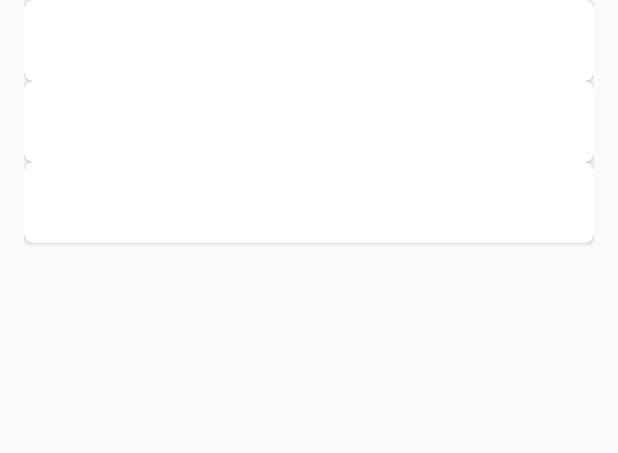
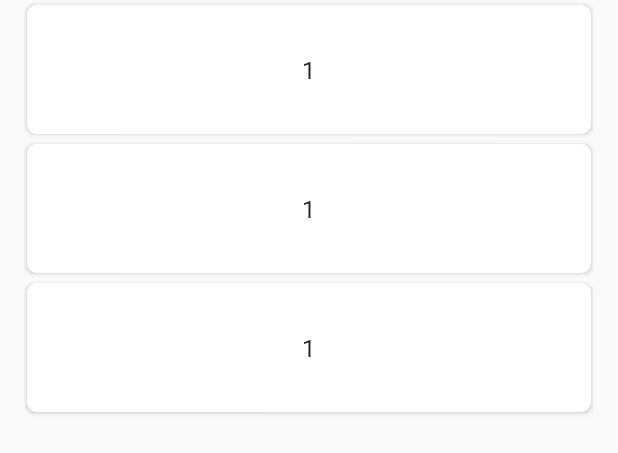
Before and after one commit to MrLyp/FlashBoard, an Android app: the layout fragment_board.xml on its own in the app's theme, with its tools: preview values and no code run, on a phone screen of 412 x 824 dp. Shown: the top 453 px of the screen. Run offline under Robolectric (Android 15) with nearby library versions, the phone set to English and light mode, and no system bars.

Commit message:
修改board list布局

```diff
--- a/app/src/main/java/com/robbie/flashboard/board/BoardRecyclerViewAdapter.kt
+++ b/app/src/main/java/com/robbie/flashboard/board/BoardRecyclerViewAdapter.kt
@@ -10,7 +10,7 @@ import com.robbie.flashboard.R
 
 import com.robbie.flashboard.board.dummy.DummyContent.DummyItem
 
-import kotlinx.android.synthetic.main.fragment_item.view.*
+import kotlinx.android.synthetic.main.item_board_list.view.*
 
 class BoardRecyclerViewAdapter(
         private val mValues: List<DummyItem>)
@@ -26,13 +26,12 @@ class BoardRecyclerViewAdapter(
 
     override fun onCreateViewHolder(parent: ViewGroup, viewType: Int): ViewHolder {
         val view = LayoutInflater.from(parent.context)
-                .inflate(R.layout.fragment_item, parent, false)
+                .inflate(R.layout.item_board_list, parent, false)
         return ViewHolder(view)
     }
 
     override fun onBindViewHolder(holder: ViewHolder, position: Int) {
         val item = mValues[position]
-        holder.mIdView.text = item.id
         holder.mContentView.text = item.content
 
         with(holder.mView) {
@@ -44,8 +43,7 @@ class BoardRecyclerViewAdapter(
     override fun getItemCount(): Int = mValues.size
 
     inner class ViewHolder(val mView: View) : RecyclerView.ViewHolder(mView) {
-        val mIdView: TextView = mView.item_number
-        val mContentView: TextView = mView.content
+        val mContentView: TextView = mView.tv_content
 
         override fun toString(): String {
             return super.toString() + " '" + mContentView.text + "'"
--- /dev/null
+++ b/app/src/main/res/drawable/lift_on_touch.xml
@@ -0,0 +1,24 @@
+<?xml version="1.0" encoding="utf-8"?>
+<!-- animate the translationZ property of a view when pressed -->
+<selector xmlns:android="http://schemas.android.com/apk/res/android">
+    <item
+        android:state_enabled="true"
+        android:state_pressed="true">
+        <set>
+            <objectAnimator
+                android:duration="@android:integer/config_shortAnimTime"
+                android:propertyName="translationZ"
+                android:valueTo="6dp"
+                android:valueType="floatType"/>
+        </set>
+    </item>
+    <item>
+        <set>
+            <objectAnimator
+                android:duration="@android:integer/config_shortAnimTime"
+                android:propertyName="translationZ"
+                android:valueTo="0"
+                android:valueType="floatType"/>
+        </set>
+    </item>
+</selector>
--- a/app/src/main/res/layout/fragment_board.xml
+++ b/app/src/main/res/layout/fragment_board.xml
@@ -10,4 +10,4 @@
     android:layout_marginRight="16dp"
     app:layoutManager="android.support.v7.widget.LinearLayoutManager"
     tools:context=".board.BoardFragment"
-    tools:listitem="@layout/fragment_item" />
+    tools:listitem="@layout/item_board_list" />
--- a/app/src/main/res/layout/fragment_item.xml
+++ /dev/null
@@ -1,22 +0,0 @@
-<?xml version="1.0" encoding="utf-8"?>
-<android.support.v7.widget.CardView xmlns:android="http://schemas.android.com/apk/res/android"
-    xmlns:app="http://schemas.android.com/apk/res-auto"
-    android:layout_width="match_parent"
-    android:layout_height="wrap_content"
-    android:orientation="horizontal"
-    app:cardCornerRadius="6dp">
-
-    <TextView
-        android:id="@+id/item_number"
-        android:layout_width="wrap_content"
-        android:layout_height="wrap_content"
-        android:layout_margin="@dimen/text_margin"
-        android:textAppearance="?attr/textAppearanceListItem" />
-
-    <TextView
-        android:id="@+id/content"
-        android:layout_width="wrap_content"
-        android:layout_height="wrap_content"
-        android:layout_margin="@dimen/text_margin"
-        android:textAppearance="?attr/textAppearanceListItem" />
-</android.support.v7.widget.CardView>
--- /dev/null
+++ b/app/src/main/res/layout/item_board_list.xml
@@ -0,0 +1,30 @@
+<?xml version="1.0" encoding="utf-8"?>
+<android.support.v7.widget.CardView
+    xmlns:android="http://schemas.android.com/apk/res/android"
+    xmlns:app="http://schemas.android.com/apk/res-auto"
+    xmlns:tools="http://schemas.android.com/tools"
+    android:layout_width="match_parent"
+    android:layout_height="wrap_content"
+    android:orientation="horizontal"
+    android:stateListAnimator="@drawable/lift_on_touch"
+    app:cardCornerRadius="6dp"
+    app:cardElevation="2dp"
+    app:cardPreventCornerOverlap="false"
+    app:cardUseCompatPadding="true"
+    tools:targetApi="lollipop">
+
+    <FrameLayout
+        android:layout_width="match_parent"
+        android:layout_height="wrap_content">
+
+        <TextView
+            android:id="@+id/tv_content"
+            android:layout_width="wrap_content"
+            android:layout_height="wrap_content"
+            android:text="1"
+            android:padding="16dp"
+            android:layout_gravity="center"
+            android:layout_margin="@dimen/text_margin"
+            android:textAppearance="?attr/textAppearanceListItem"/>
+    </FrameLayout>
+</android.support.v7.widget.CardView>
--- a/build.gradle
+++ b/build.gradle
@@ -1,13 +1,13 @@
 // Top-level build file where you can add configuration options common to all sub-projects/modules.
 
 buildscript {
-    ext.kotlin_version = '1.2.30'
+    ext.kotlin_version = '1.2.51'
     repositories {
         google()
         jcenter()
     }
     dependencies {
-        classpath 'com.android.tools.build:gradle:3.1.3'
+        classpath 'com.android.tools.build:gradle:3.2.0'
         classpath "org.jetbrains.kotlin:kotlin-gradle-plugin:$kotlin_version"
 
         // NOTE: Do not place your application dependencies here; they belong
```
Also changed, not shown: gradle/wrapper/gradle-wrapper.properties.
